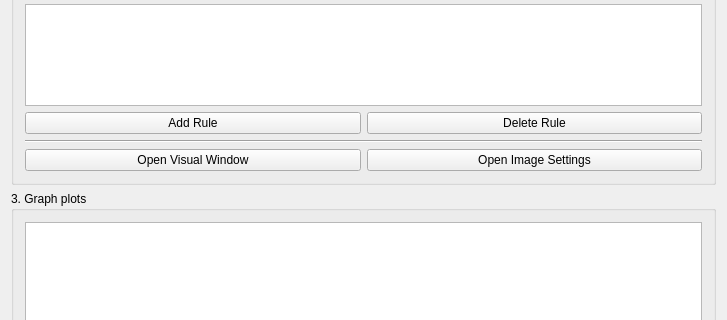
Qt form mainwindow.ui (FLAME-HPC/flame_visualiser) before a commit; both pictures show x 0 to 727 and y 147 to 467 of the 727 by 719 pixel window.
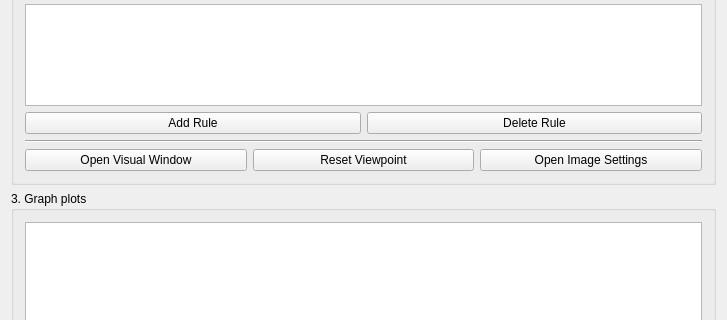
The same form after that commit.

Commit message: Add reset viewpoint button to rescale/recentre visual window. Add test model.

```diff
--- a/mainwindow.ui
+++ b/mainwindow.ui
@@ -93,6 +93,13 @@
            </property>
           </widget>
          </item>
+         <item>
+          <widget class="QPushButton" name="pushButton_updateViewpoint">
+           <property name="text">
+            <string>Reset Viewpoint</string>
+           </property>
+          </widget>
+         </item>
          <item>
           <widget class="QPushButton" name="pushButton_ImageSettings">
            <property name="text">
```
The commit also changes 8 other files.
